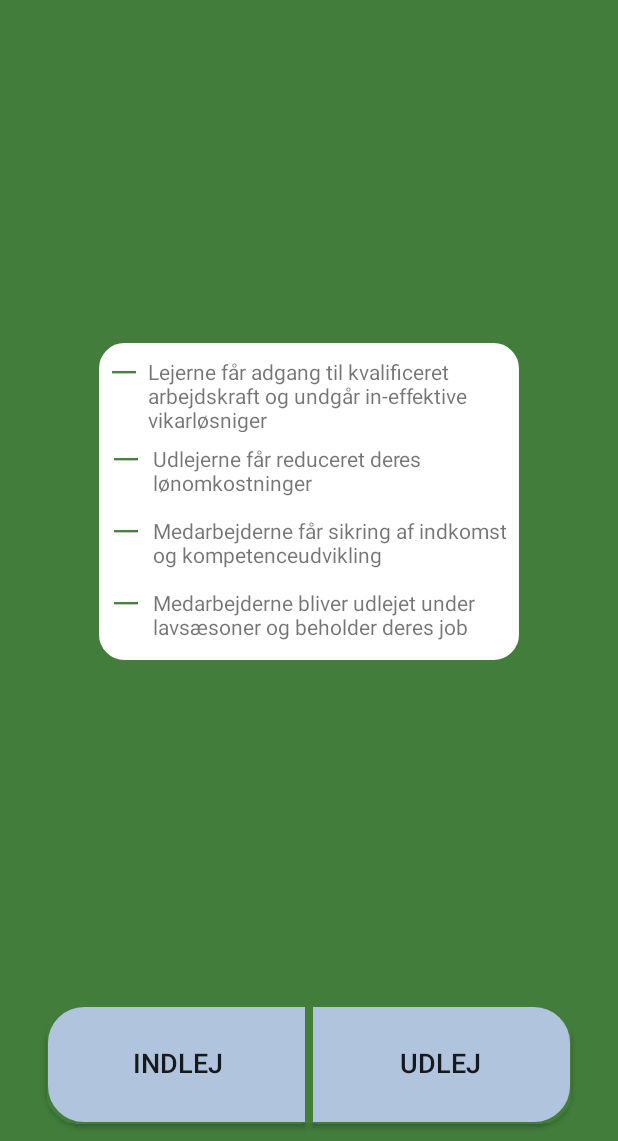
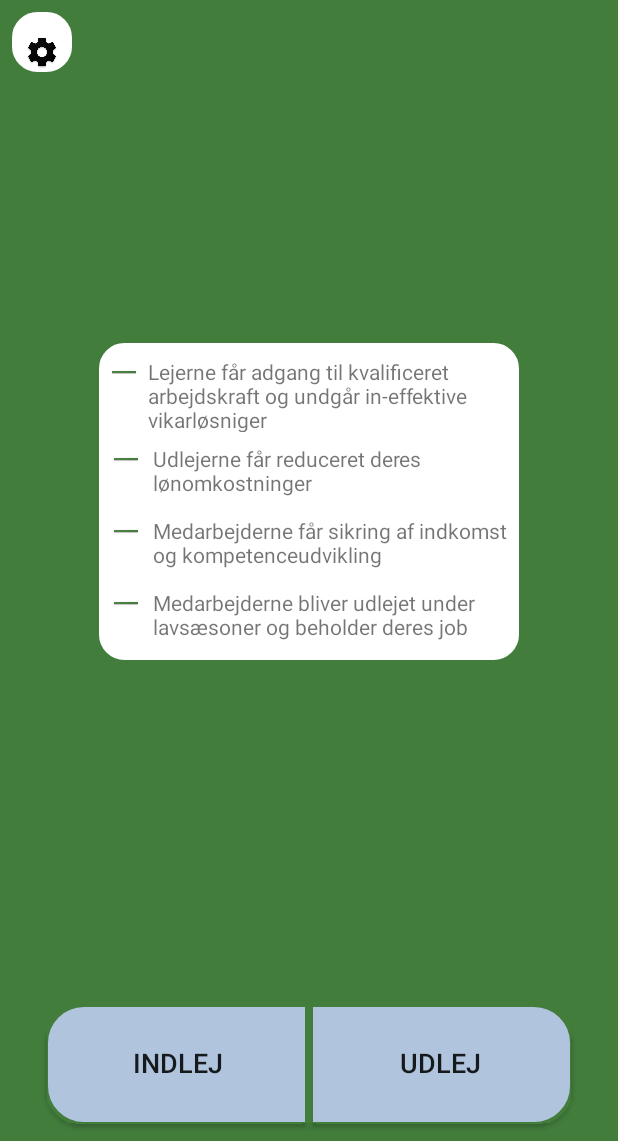
Before and after one commit to DanielGreibe/FlexicuApplication, an Android app: the Navigation screen opened directly, with no data from a screen before it, on a phone screen of 412 x 824 dp, the part 95-1236 px from its top. Run offline under Robolectric (Android 15) with nearby library versions, the phone set to English and light mode, and no system bars.

Commit message:
User settings lavet Indlej cardviews tilføjet billede

```diff
--- a/app/src/main/java/com/example/danie/flexicuapplication/GUI/Login.java
+++ b/app/src/main/java/com/example/danie/flexicuapplication/GUI/Login.java
@@ -29,6 +29,7 @@ import com.crashlytics.android.Crashlytics;
 import com.example.danie.flexicuapplication.LogicLayer.GlobalVariables;
 import com.example.danie.flexicuapplication.LogicLayer.RoundedImageView;
 import com.example.danie.flexicuapplication.R;
+import com.example.danie.flexicuapplication.profileSettings;
 import com.github.angads25.toggle.widget.LabeledSwitch;
 import com.google.android.gms.tasks.OnCompleteListener;
 import com.google.android.gms.tasks.Task;
@@ -80,6 +81,8 @@ protected void onCreate(Bundle savedInstanceState)
     opretBruger.setOnClickListener(this);
     proBar = findViewById(R.id.progressBar);
     proBar.setVisibility(View.INVISIBLE);
+
+
 
     settings = getSharedPreferences("prefs",0);
     editor = settings.edit();
--- a/app/src/main/java/com/example/danie/flexicuapplication/GUI/Navigation.java
+++ b/app/src/main/java/com/example/danie/flexicuapplication/GUI/Navigation.java
@@ -4,18 +4,21 @@ import android.app.ActivityOptions;
 import android.content.Intent;
 import android.os.Build;
 import android.support.annotation.RequiresApi;
+import android.support.constraint.ConstraintLayout;
 import android.support.v7.app.AppCompatActivity;
 import android.os.Bundle;
 import android.view.View;
 import android.widget.Button;
 
 import com.example.danie.flexicuapplication.R;
+import com.example.danie.flexicuapplication.profileSettings;
 
 public class Navigation extends AppCompatActivity implements View.OnClickListener
     {
 
     Button buttonIndlej;
     Button buttonUdlej;
+    ConstraintLayout settingsButton;
 
     @RequiresApi(api = Build.VERSION_CODES.LOLLIPOP)
     @Override
@@ -26,12 +29,19 @@ public class Navigation extends AppCompatActivity implements View.OnClickListene
         setContentView(R.layout.activity_navigation);
         buttonIndlej = findViewById(R.id.buttonIndlej);
         buttonUdlej = findViewById(R.id.buttonUdlej);
+        settingsButton = findViewById(R.id.settingsButton);
 
         buttonIndlej.setElevation(8);
         buttonUdlej.setElevation(8);
 
         buttonIndlej.setOnClickListener(this);
         buttonUdlej.setOnClickListener(this);
+
+            //Set settings button onClick
+            settingsButton.setOnClickListener(v -> {
+                Intent intent = new Intent(this, profileSettings.class);
+                startActivity(intent);
+            });
         }
 
     @Override
--- a/app/src/main/res/layout/activity_login.xml
+++ b/app/src/main/res/layout/activity_login.xml
@@ -153,4 +153,6 @@
             app:layout_constraintTop_toBottomOf="@+id/textViewLoginLater"
             app:layout_constraintVertical_bias="0.444" />
     </android.support.constraint.ConstraintLayout>
+
+
 </android.support.constraint.ConstraintLayout>
--- a/app/src/main/res/layout/activity_navigation.xml
+++ b/app/src/main/res/layout/activity_navigation.xml
@@ -7,6 +7,42 @@
     android:background="@color/FlexGreen"
     tools:context=".GUI.Navigation"
     tools:layout_editor_absoluteY="81dp">
+
+    <android.support.constraint.ConstraintLayout
+        android:id="@+id/settingsButton"
+        android:layout_width="40dp"
+        android:layout_height="40dp"
+        android:layout_marginStart="8dp"
+        android:layout_marginLeft="8dp"
+        android:layout_marginTop="8dp"
+        android:background="@drawable/layout_background_round_corners"
+        app:layout_constraintStart_toStartOf="parent"
+        app:layout_constraintTop_toBottomOf="@+id/imageView7">
+
+        <ImageView
+            android:id="@+id/imageView13"
+            android:layout_width="36dp"
+            android:layout_height="33dp"
+            android:layout_marginTop="10dp"
+            app:layout_constraintEnd_toEndOf="parent"
+            app:layout_constraintStart_toStartOf="parent"
+            app:layout_constraintTop_toTopOf="parent"
+            app:srcCompat="@drawable/settings_icon" />
+
+        <TextView
+            android:id="@+id/textView8"
+            android:layout_width="wrap_content"
+            android:layout_height="wrap_content"
+            android:layout_marginTop="4dp"
+            android:gravity="center"
+            android:text="Settings"
+            android:textColor="@android:color/black"
+            android:textSize="8sp"
+            app:layout_constraintEnd_toStartOf="@+id/imageView13"
+            app:layout_constraintHorizontal_bias="0.492"
+            app:layout_constraintStart_toEndOf="@+id/imageView13"
+            app:layout_constraintTop_toTopOf="parent" />
+    </android.support.constraint.ConstraintLayout>
 
     <ImageView
         android:id="@+id/imageView7"
--- a/app/src/main/res/layout/employee_cardview.xml
+++ b/app/src/main/res/layout/employee_cardview.xml
@@ -81,7 +81,7 @@
             android:orientation="vertical"
             android:paddingTop="10dp"
             android:paddingBottom="10dp"
-            android:visibility="visible">
+            android:visibility="gone">
 
             <LinearLayout
                 android:layout_width="match_parent"
```
Also changed, not shown: app/src/main/AndroidManifest.xml (+6 -3 lines), app/src/main/java/com/example/danie/flexicuapplication/GUI/RentInFragment.java (+28 -1 lines), app/src/main/java/com/example/danie/flexicuapplication/profileSettings.java (added, +83 -0 lines), app/src/main/res/layout/activity_profile_settings.xml (renamed from app/src/main/res/layout/activity_create_user_infomation.xml, +9 -28 lines), app/src/main/res/drawable-v24/settings_icon.png (added).
